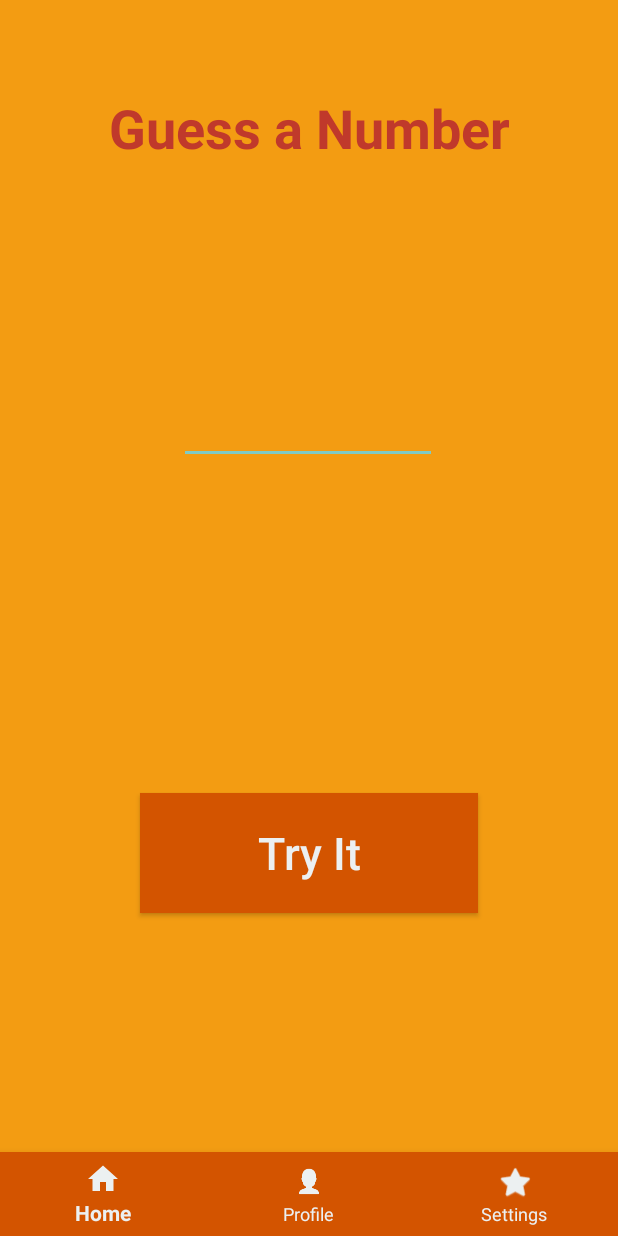
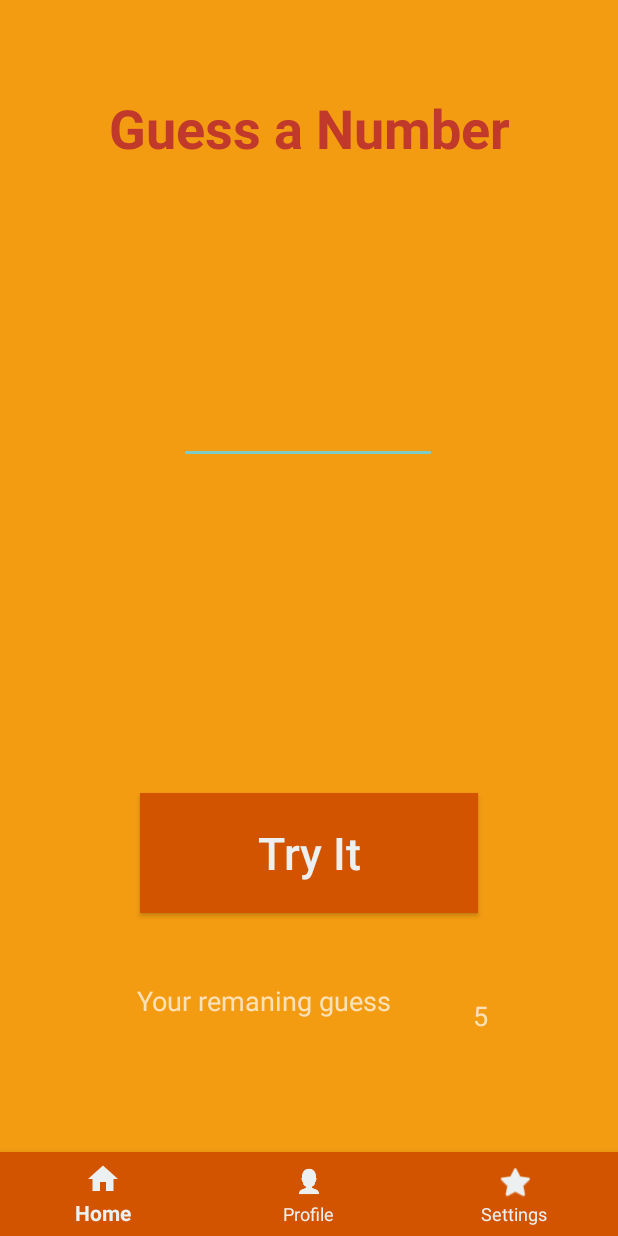
Before and after one commit to isoguzay/Android-Native-Guess-Number, an Android app: the HomeFragment screen opened directly, with no data from a screen before it, on a phone screen of 412 x 824 dp. Run offline under Robolectric (Android 15) with nearby library versions, the phone set to English and light mode, and no system bars; 2 statements that could not run were skipped.

Commit message:
Left Chance added.

```diff
--- a/app/src/main/java/com/ioay/guessnumber/fragments/HomeFragment.java
+++ b/app/src/main/java/com/ioay/guessnumber/fragments/HomeFragment.java
@@ -28,8 +28,9 @@ public class HomeFragment extends Fragment {
     private Button buttonTry;
     private ImageView arrowUp, arrowDown, trophy;
     private EditText editTextGuess;
-    private TextView textViewMessage;
+    private TextView textViewMessage,textViewGuess;
     private int guessNumber;
+    private int counter = 5;
 
     @Override
     public void onAttach(Context context) {
@@ -58,10 +59,14 @@ public class HomeFragment extends Fragment {
         trophy = v.findViewById(R.id.trophy);
         textViewMessage = v.findViewById(R.id.textView_message);
         editTextGuess = v.findViewById(R.id.editText_guessInput);
+        textViewGuess = v.findViewById(R.id.textView_chance);
 
         buttonTry.setOnClickListener(new View.OnClickListener() {
             @Override
             public void onClick(View v) {
+                counter--;
+
+                if(counter !=0){
                     if (!editTextGuess.getText().equals("")) {
                         try {
                             int guess = Integer.valueOf(editTextGuess.getText().toString());
@@ -69,10 +74,12 @@ public class HomeFragment extends Fragment {
                             if (guess < guessNumber) {
                                 arrowDown.setVisibility(View.VISIBLE);
                                 arrowUp.setVisibility(View.INVISIBLE);
+                                editTextGuess.setText("");
                             }
                             if (guess > guessNumber) {
                                 arrowDown.setVisibility(View.INVISIBLE);
                                 arrowUp.setVisibility(View.VISIBLE);
+                                editTextGuess.setText("");
                             }
                             if (guess == guessNumber) {
                                 arrowDown.setVisibility(View.INVISIBLE);
@@ -85,9 +92,16 @@ public class HomeFragment extends Fragment {
                         } catch (Exception e) {
                             Log.e("Error Home Fragment", e.getMessage());
                         }
+                        textViewGuess.setText(" "+counter);
                     } else {
                         Toast.makeText(getContext(), "Please Enter Your Guess !", Toast.LENGTH_SHORT).show();
                     }
+                }if(counter == 0){
+                   editTextGuess.setFocusable(false);
+                   buttonTry.setClickable(false);
+                    Toast.makeText(getContext(), "Sorry, Game Over :(", Toast.LENGTH_SHORT).show();
+                }
+
             }
         });
 
--- a/app/src/main/res/layout/fragment_home.xml
+++ b/app/src/main/res/layout/fragment_home.xml
@@ -121,6 +121,42 @@
             app:layout_constraintStart_toStartOf="parent"
             app:layout_constraintTop_toTopOf="parent"
             app:layout_constraintVertical_bias="0.171" />
+
+        <TextView
+            android:id="@+id/textView_leftRight"
+            android:layout_width="239dp"
+            android:layout_height="26dp"
+            android:layout_marginStart="8dp"
+            android:layout_marginTop="8dp"
+            android:layout_marginEnd="8dp"
+            android:layout_marginBottom="8dp"
+            android:text="Your remaning guess chance : "
+            android:textAlignment="center"
+            android:textSize="18sp"
+            app:layout_constraintBottom_toBottomOf="parent"
+            app:layout_constraintEnd_toEndOf="parent"
+            app:layout_constraintHorizontal_bias="0.307"
+            app:layout_constraintStart_toStartOf="parent"
+            app:layout_constraintTop_toTopOf="parent"
+            app:layout_constraintVertical_bias="0.891" />
+
+        <TextView
+            android:id="@+id/textView_chance"
+            android:layout_width="47dp"
+            android:layout_height="26dp"
+            android:layout_marginStart="8dp"
+            android:layout_marginTop="8dp"
+            android:layout_marginEnd="8dp"
+            android:layout_marginBottom="72dp"
+            android:text="5"
+            android:textAlignment="center"
+            android:textSize="18sp"
+            app:layout_constraintBottom_toBottomOf="parent"
+            app:layout_constraintEnd_toEndOf="parent"
+            app:layout_constraintHorizontal_bias="0.827"
+            app:layout_constraintStart_toStartOf="parent"
+            app:layout_constraintTop_toTopOf="parent"
+            app:layout_constraintVertical_bias="0.992" />
     </android.support.constraint.ConstraintLayout>
 
 </FrameLayout>
```
Lines whose indentation alone changed are shown as unchanged.
